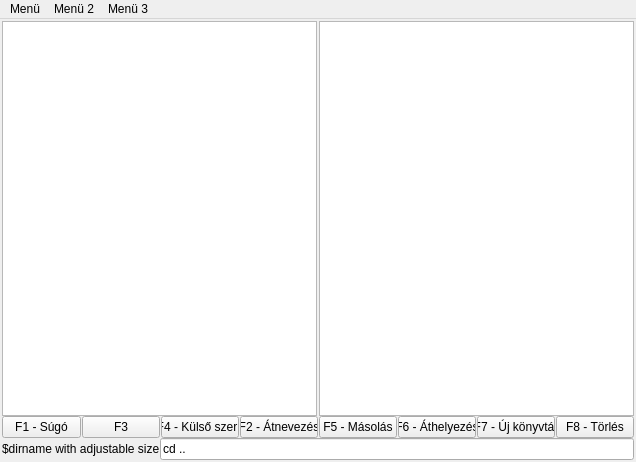
Old version of the form sandbox/gui_plan_lol/Gui/Forms/gui_1.ui in the repository andrikoka/vdmanager.
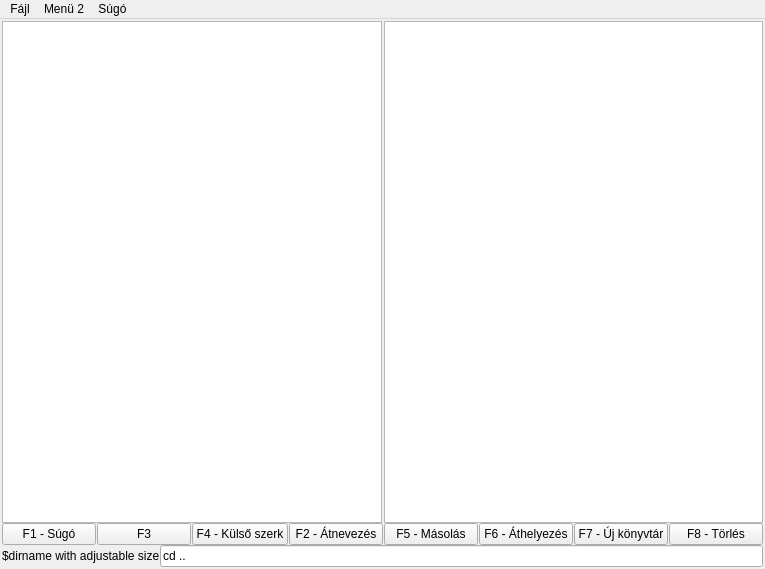
New version of the form.

Patch:
```diff
--- a/sandbox/gui_plan_lol/Gui/Forms/gui_1.ui
+++ b/sandbox/gui_plan_lol/Gui/Forms/gui_1.ui
@@ -6,8 +6,8 @@
    <rect>
     <x>0</x>
     <y>0</y>
-    <width>636</width>
-    <height>462</height>
+    <width>765</width>
+    <height>569</height>
    </rect>
   </property>
   <property name="sizePolicy">
@@ -167,13 +167,13 @@
     <rect>
      <x>0</x>
      <y>0</y>
-     <width>636</width>
+     <width>765</width>
      <height>18</height>
     </rect>
    </property>
-   <widget class="QMenu" name="menuMen">
+   <widget class="QMenu" name="fileMenu">
     <property name="title">
-     <string>Menü</string>
+     <string>Fájl</string>
     </property>
    </widget>
    <widget class="QMenu" name="menuMen_2">
@@ -181,14 +181,14 @@
      <string>Menü 2</string>
     </property>
    </widget>
-   <widget class="QMenu" name="menuMen_3">
+   <widget class="QMenu" name="helpMenu">
     <property name="title">
-     <string>Menü 3</string>
+     <string>Súgó</string>
     </property>
    </widget>
-   <addaction name="menuMen"/>
+   <addaction name="fileMenu"/>
    <addaction name="menuMen_2"/>
-   <addaction name="menuMen_3"/>
+   <addaction name="helpMenu"/>
   </widget>
  </widget>
  <resources/>
```
Left out of the diff: 12 changed lines with no effect on the pictures.
